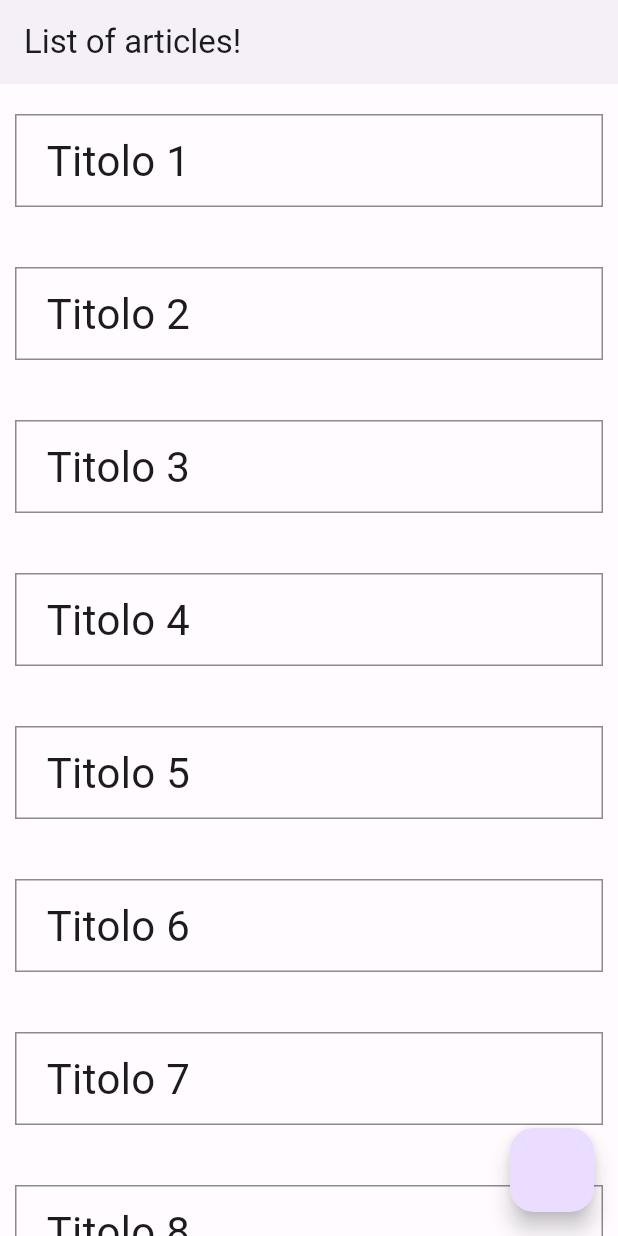
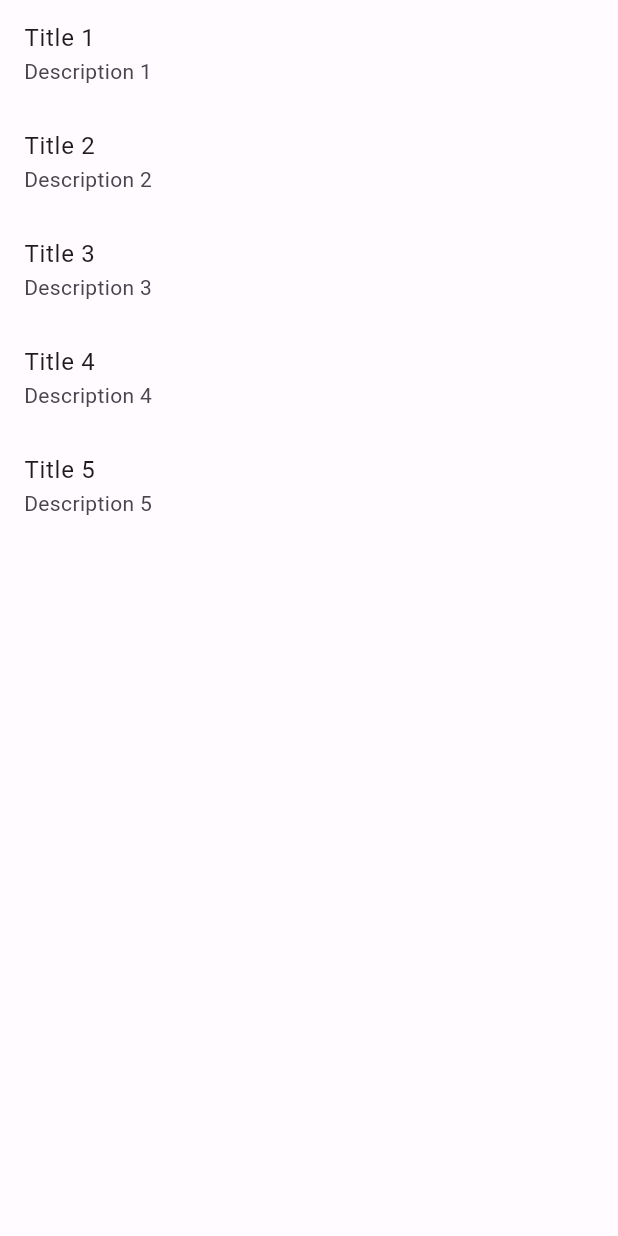
Before and after one commit to MatteoSpinelliNIOMIND/demoApp, a Flutter app: the screen it shows after launch, on a phone screen of 412 x 824 dp. Run offline on Flutter 3.47's test engine with Material 2 defaults, Android fonts, the phone set to English and light mode, and no system bars.

Commit message:
fix: update home layouts

```diff
--- /dev/null
+++ b/lib/main.dart
@@ -0,0 +1,6 @@
+import 'package:flutter/material.dart';
+import 'src/app/app.dart';
+
+void main() {
+  runApp(const DemoApp());
+}
--- /dev/null
+++ b/lib/src/app/app.dart
@@ -0,0 +1,23 @@
+import 'package:flutter/material.dart';
+import '../../../color_schemes.g.dart';
+import '../ui/home/view.dart';
+
+class DemoApp extends StatelessWidget {
+  const DemoApp({Key? key}) : super(key: key);
+
+  @override
+  Widget build(BuildContext context) {
+    return MaterialApp(
+      debugShowCheckedModeBanner: false,
+      theme: ThemeData(
+        useMaterial3: true,
+        colorScheme: lightColorScheme,
+      ),
+      darkTheme: ThemeData(
+        useMaterial3: true,
+        colorScheme: darkColorScheme,
+      ),
+      home: const HomeView(),
+    );
+  }
+}
--- a/lib/src/data/article.dart
+++ /dev/null
@@ -1,5 +0,0 @@
-class Article {
-  Article(this.title, this.description);
-  String title;
-  String description;
-}
--- /dev/null
+++ b/lib/src/model/article.dart
@@ -0,0 +1,13 @@
+class Article {
+  String articleId;
+  String title;
+  String description;
+  int date;
+
+  Article({
+    required this.articleId,
+    required this.title,
+    required this.description,
+    required this.date,
+  });
+}
--- /dev/null
+++ b/lib/src/service/base/article_service.dart
@@ -0,0 +1,5 @@
+import '../../model/article.dart';
+
+abstract class ArticleService {
+  Future<List<Article>> getListArticle();
+}
--- /dev/null
+++ b/lib/src/service/local/article_local_servie.dart
@@ -0,0 +1,46 @@
+import 'package:app/src/model/article.dart';
+
+import '../base/article_service.dart';
+
+class ArticleLocalService extends ArticleService {
+  @override
+  Future<List<Article>> getListArticle() async {
+    return await Future.delayed(
+      const Duration(milliseconds: 50),
+      () {
+        return [
+          Article(
+            articleId: '1',
+            date: 1,
+            description: 'Description 1',
+            title: 'Title 1',
+          ),
+          Article(
+            articleId: '2',
+            date: 2,
+            description: 'Description 2',
+            title: 'Title 2',
+          ),
+          Article(
+            articleId: '3',
+            date: 3,
+            description: 'Description 3',
+            title: 'Title 3',
+          ),
+          Article(
+            articleId: '4',
+            date: 4,
+            description: 'Description 4',
+            title: 'Title 4',
+          ),
+          Article(
+            articleId: '5',
+            date: 5,
+            description: 'Description 5',
+            title: 'Title 5',
+          ),
+        ];
+      },
+    );
+  }
+}
--- /dev/null
+++ b/lib/src/service/remote/article_remote_servie.dart
@@ -0,0 +1,46 @@
+import 'package:app/src/model/article.dart';
+
+import '../base/article_service.dart';
+
+class ArticleRemoteService extends ArticleService {
+  @override
+  Future<List<Article>> getListArticle() async {
+    return await Future.delayed(
+      const Duration(milliseconds: 2000),
+      () {
+        return [
+          Article(
+            articleId: '1',
+            date: 1,
+            description: 'Description 1',
+            title: 'Title 1',
+          ),
+          Article(
+            articleId: '2',
+            date: 2,
+            description: 'Description 2',
+            title: 'Title 2',
+          ),
+          Article(
+            articleId: '3',
+            date: 3,
+            description: 'Description 3',
+            title: 'Title 3',
+          ),
+          Article(
+            articleId: '4',
+            date: 4,
+            description: 'Description 4',
+            title: 'Title 4',
+          ),
+          Article(
+            articleId: '5',
+            date: 5,
+            description: 'Description 5',
+            title: 'Title 5',
+          ),
+        ];
+      },
+    );
+  }
+}
--- /dev/null
+++ b/lib/src/ui/home/di/di_view_model.dart
@@ -0,0 +1,9 @@
+import 'package:app/src/ui/home/repository.dart';
+
+class HomeViewModelServiceLocator {
+  const HomeViewModelServiceLocator();
+
+  HomeRepository getHomeRepository() {
+    return HomeRepository();
+  }
+}
--- a/lib/src/ui/home/repository.dart
+++ b/lib/src/ui/home/repository.dart
@@ -1,30 +1,26 @@
-import 'package:app/src/data/article.dart';
+import 'package:app/src/model/article.dart';
+import 'package:app/src/service/local/article_local_servie.dart';
+import 'package:app/src/service/remote/article_remote_servie.dart';
 
-class ArticlesRepository {
-  Future<List<Article>> getData() {
-    return Future.delayed(
-      const Duration(milliseconds: 2000),
-      () {
-        return [
-          Article("Titolo 1", "Description 1"),
-          Article("Titolo 2", "Description 1"),
-          Article("Titolo 3", "Description 1"),
-          Article("Titolo 4", "Description 1"),
-          Article("Titolo 5", "Description 5"),
-          Article("Titolo 6", "Description 6"),
-          Article("Titolo 7", "Description 7"),
-          Article("Titolo 8", "Description 8"),
-          Article("Titolo 9", "Description 9"),
-          Article("Titolo 10", "Description 10"),
-          Article("Titolo 11", "Description 1"),
-          Article("Titolo 12", "Description 1"),
-          Article("Titolo 13", "Description 1"),
-          Article("Titolo 14", "Description 1"),
-          Article("Titolo 15", "Description 1"),
-          Article("Titolo 16", "Description 1"),
-          Article("Titolo 17", "Description 1"),
-        ];
-      },
-    );
+import 'di/di_repository.dart';
+
+class HomeRepository {
+  late final ArticleRemoteService _articleRemoteService;
+  late final ArticleLocalService _articleLocalService;
+
+  HomeRepository({
+    ArticleRemoteService? articleRemoteService,
+    ArticleLocalService? articleLocalService,
+  }) {
+    const serviceLocator = HomeRepositoryServiceLocator();
+    _articleRemoteService =
+        articleRemoteService ?? serviceLocator.getArticleRemoteService();
+    _articleLocalService =
+        articleLocalService ?? serviceLocator.getArticleLocalService();
+  }
+
+  Future<List<Article>> getListData() async {
+    // TODO: implement offline first
+    return await _articleRemoteService.getListArticle();
   }
 }
--- /dev/null
+++ b/lib/src/ui/home/ui_state.dart
@@ -0,0 +1,8 @@
+import '../../model/article.dart';
+
+class HomeUiState {
+  List<Article> listArticle = [];
+  bool loading = false;
+  bool error = false;
+  String errorMessage = '';
+}
--- a/lib/src/ui/home/view.dart
+++ b/lib/src/ui/home/view.dart
@@ -1,53 +1,45 @@
-import 'package:app/src/data/article.dart';
-import 'package:app/src/ui/home/repository.dart';
-import 'package:app/src/widget/show_articles.dart';
-import 'package:app/src/widget/zoom_article.dart';
 import 'package:flutter/material.dart';
+import 'package:provider/provider.dart';
 
-class Home extends StatefulWidget {
-  Home({super.key});
+import 'view_model.dart';
+
+class HomeView extends StatelessWidget {
+  const HomeView({super.key});
+
   @override
-  State<Home> createState() {
-    return _HomeState();
-  }
-}
+  Widget build(BuildContext context) {
+    return ChangeNotifierProvider(
+      create: (_) => HomeViewModel.instance(),
+      child: Consumer<HomeViewModel>(
+        builder: (context, viewModel, child) {
+          if (viewModel.uiState.loading) {
+            return const Scaffold(
+              body: Center(
+                child: CircularProgressIndicator(),
+              ),
+            );
+          }
 
-class _HomeState extends State<Home> {
-  List<Article> articles = [];
-  int articleSelected = -1;
-
-  void selectArticle(int index) {
-    setState(() {
-      articleSelected = index;
-    });
-  }
-
-  void refresh() {
-    setState(() {
-      articles = [];
-    });
-    getArticles();
-  }
-
-  void getArticles() async {
-    var getArticles = await ArticlesRepository().getData();
-    setState(() {
-      articles = getArticles;
-    });
-  }
-
-  _HomeState() {
-    getArticles();
-  }
-  @override
-  Widget build(context) {
-    return SizedBox(
-      child: articles.isNotEmpty
-          ? articleSelected == -1
-              ? ShowArticles(articles, selectArticle, refresh)
-              : ZoomArticle(articles[articleSelected].title,
-                  articles[articleSelected].description, selectArticle)
-          : const Center(child: CircularProgressIndicator()),
+          return Scaffold(
+            body: RefreshIndicator(
+              onRefresh: () => viewModel.refreshListData(),
+              child: ListView.builder(
+                itemCount: viewModel.uiState.listArticle.length,
+                itemBuilder: (context, index) {
+                  final article = viewModel.uiState.listArticle[index];
+                  return ListTile(
+                    onTap: () {},
+                    title: Text(
+                      article.title,
+                    ),
+                    subtitle: Text(article.description),
+                  );
+                },
+              ),
+            ),
+          );
+        },
+      ),
     );
   }
 }
--- /dev/null
+++ b/lib/src/ui/home/view_model.dart
@@ -0,0 +1,26 @@
+import 'package:app/src/ui/home/di/di_view_model.dart';
+import 'package:app/src/ui/home/repository.dart';
+import 'package:app/src/ui/home/ui_state.dart';
+import 'package:flutter/material.dart';
+
+class HomeViewModel extends ChangeNotifier {
+  late final HomeRepository _repository;
+
+  final HomeUiState _uiState = HomeUiState();
+  HomeUiState get uiState => _uiState;
+
+  HomeViewModel.instance({HomeRepository? repository}) {
+    const serviceLocator = HomeViewModelServiceLocator();
+    _repository = repository ?? serviceLocator.getHomeRepository();
+    _uiState.loading = true;
+    refreshListData();
+  }
+
+  Future<void> refreshListData() async {
+    _uiState.loading = true;
+    notifyListeners();
+    _uiState.listArticle = await _repository.getListData();
+    _uiState.loading = false;
+    notifyListeners();
+  }
+}
--- a/lib/src/widget/show_articles.dart
+++ /dev/null
@@ -1,51 +0,0 @@
-import 'package:app/src/data/article.dart';
-import 'package:flutter/material.dart';
-
-class ShowArticles extends StatelessWidget {
-  ShowArticles(this.articles, this.selectArticle, this.refresh, {super.key});
-  void Function(int) selectArticle;
-  void Function() refresh;
-  final List<Article> articles;
-  @override
-  Widget build(context) {
-    return RefreshIndicator(
-      onRefresh: () async {
-        refresh();
-      },
-      child: Center(
-        child: SingleChildScrollView(
-          child: Expanded(
-            child: Column(
-              children: articles.map((article) {
-                return Listener(
-                  onPointerDown: (event) {
-                    selectArticle(articles.indexOf(article));
-                  },
-                  child: Container(
-                    width: double.infinity,
-                    decoration: BoxDecoration(
-                      border: Border.all(
-                        color: Colors.black45,
-                      ),
-                    ),
-                    margin: const EdgeInsets.symmetric(
-                        horizontal: 10, vertical: 20),
-                    padding: const EdgeInsets.symmetric(
-                        horizontal: 20, vertical: 10),
-                    child: Text(
-                      article.title,
-                      textAlign: TextAlign.left,
-                      style: const TextStyle(
-                        fontSize: 28,
-                      ),
-                    ),
-                  ),
-                );
-              }).toList(),
-            ),
-          ),
-        ),
-      ),
-    );
-  }
-}
```
Also changed, not shown: lib/src/ui/details/view.dart (added, +31 -0 lines), lib/src/ui/home/di/di_repository.dart (added, +14 -0 lines), lib/src/widget/zoom_article.dart (deleted, +0 -30 lines), lib/main.g.dart (deleted), lib/src/service/remote/remote_serive.dart (added).
